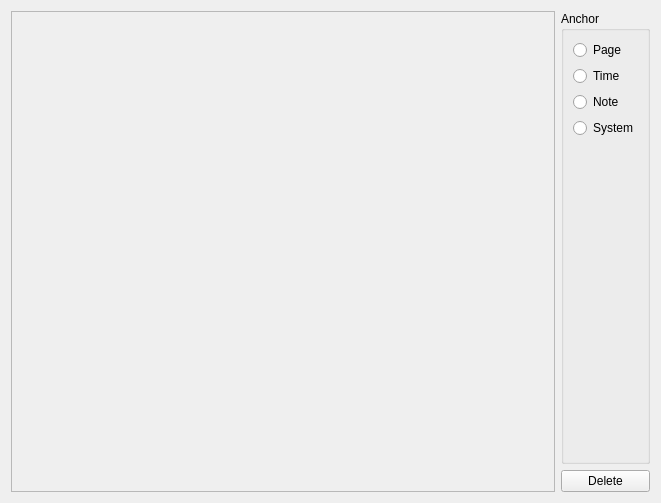
Qt form mscore/mscore/symboldialog.ui (musescore/musescore-old) before a commit.
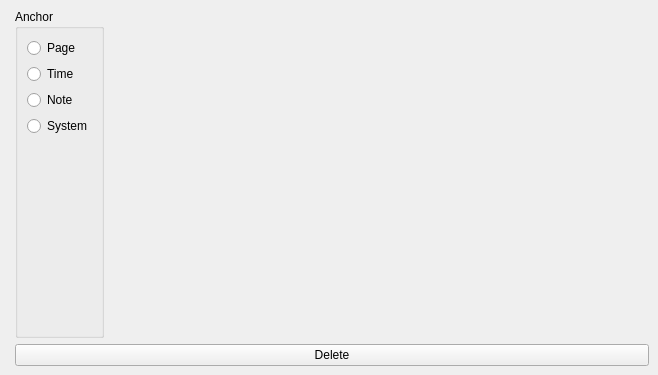
The same form after that commit.

The edit to the form file:
```diff
--- a/mscore/mscore/symboldialog.ui
+++ b/mscore/mscore/symboldialog.ui
@@ -5,18 +5,26 @@
    <rect>
     <x>0</x>
     <y>0</y>
-    <width>661</width>
-    <height>503</height>
+    <width>658</width>
+    <height>375</height>
    </rect>
   </property>
   <property name="windowTitle" >
    <string>Form</string>
   </property>
-  <layout class="QGridLayout" >
-   <item rowspan="2" row="0" column="0" >
+  <layout class="QHBoxLayout" >
+   <property name="margin" >
+    <number>9</number>
+   </property>
+   <property name="spacing" >
+    <number>6</number>
+   </property>
+   <item>
     <widget class="QFrame" name="frame" >
      <property name="sizePolicy" >
-      <sizepolicy vsizetype="Expanding" hsizetype="Expanding" >
+      <sizepolicy>
+       <hsizetype>0</hsizetype>
+       <vsizetype>0</vsizetype>
        <horstretch>0</horstretch>
        <verstretch>0</verstretch>
       </sizepolicy>
@@ -29,10 +37,20 @@
      </property>
     </widget>
    </item>
-   <item row="0" column="1" >
+   <item>
+    <layout class="QVBoxLayout" >
+     <property name="margin" >
+      <number>0</number>
+     </property>
+     <property name="spacing" >
+      <number>6</number>
+     </property>
+     <item>
     <widget class="QGroupBox" name="groupBox" >
      <property name="sizePolicy" >
-      <sizepolicy vsizetype="Preferred" hsizetype="Preferred" >
+        <sizepolicy>
+         <hsizetype>0</hsizetype>
+         <vsizetype>7</vsizetype>
        <horstretch>0</horstretch>
        <verstretch>0</verstretch>
       </sizepolicy>
@@ -44,21 +62,12 @@
       <string>Anchor</string>
      </property>
      <layout class="QVBoxLayout" >
+        <property name="margin" >
+         <number>9</number>
+        </property>
       <property name="spacing" >
        <number>6</number>
       </property>
-      <property name="leftMargin" >
-       <number>9</number>
-      </property>
-      <property name="topMargin" >
-       <number>9</number>
-      </property>
-      <property name="rightMargin" >
-       <number>9</number>
-      </property>
-      <property name="bottomMargin" >
-       <number>9</number>
-      </property>
       <item>
        <widget class="QRadioButton" name="anchorPage" >
         <property name="text" >
@@ -103,12 +112,14 @@
      </layout>
     </widget>
    </item>
-   <item row="1" column="1" >
+     <item>
     <widget class="QPushButton" name="deleteButton" >
      <property name="text" >
       <string>Delete</string>
      </property>
     </widget>
+     </item>
+    </layout>
    </item>
   </layout>
  </widget>
```
Lines whose indentation alone changed are shown as unchanged.
